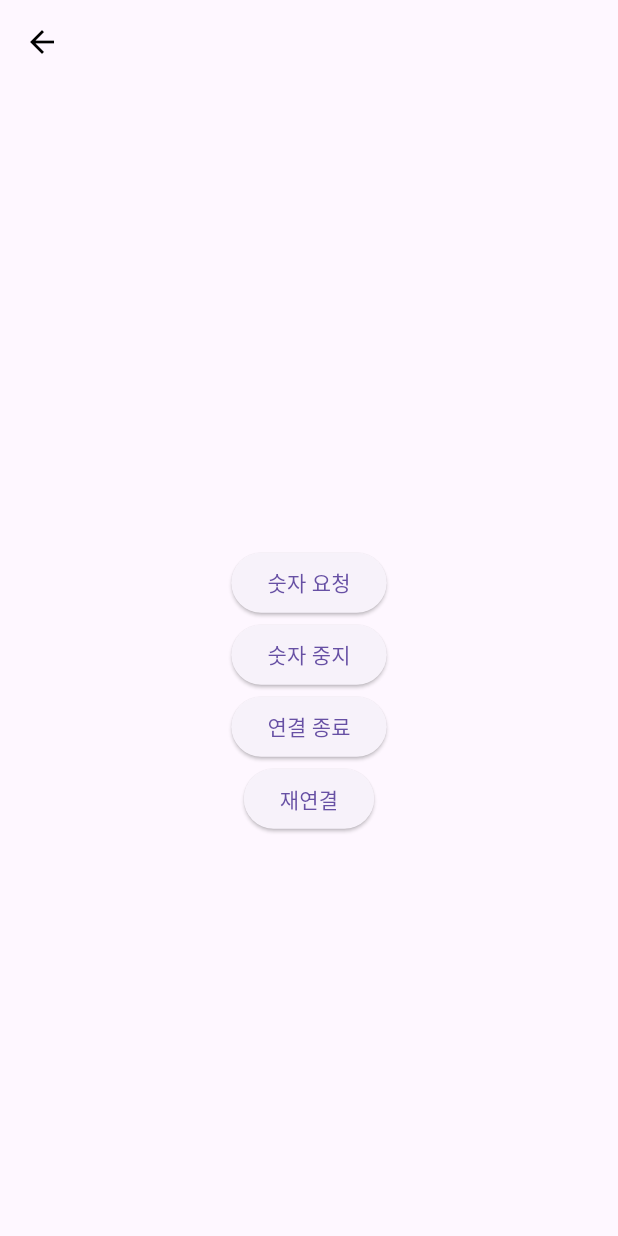
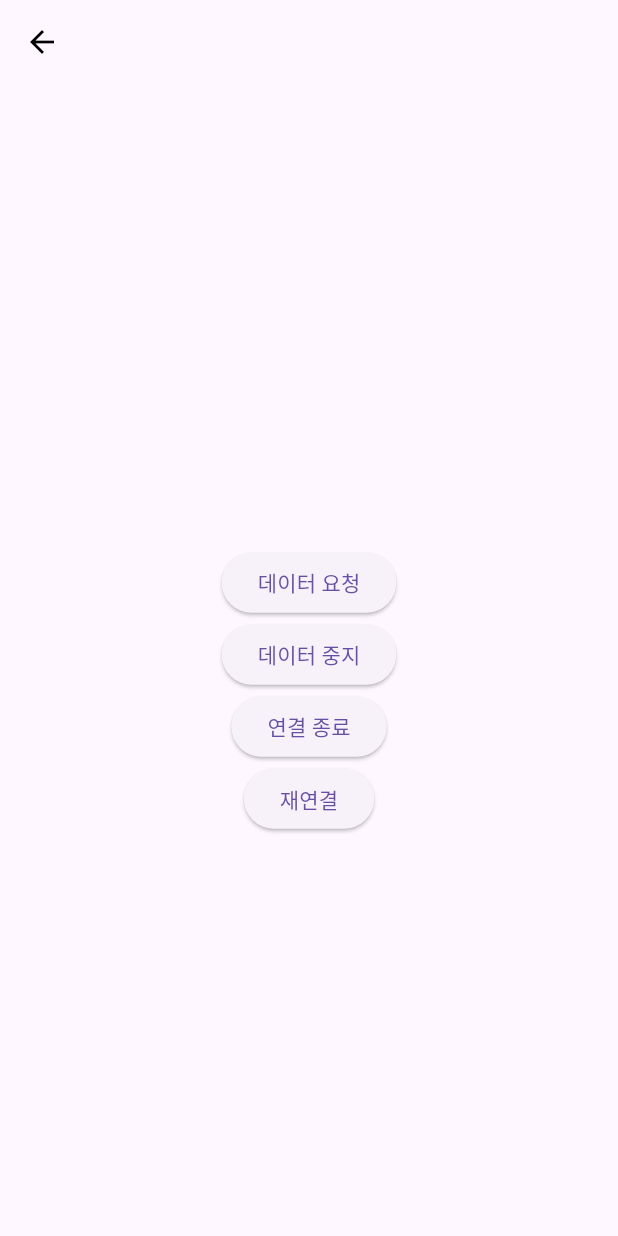
Before and after one commit to kwon0koang/test_flutter, a Flutter app: the TestTcpSocketPage screen opened by its route, after a tap on "재연결", on a phone screen of 412 x 824 dp. Run offline on Flutter 3.47's test engine with Material 3 defaults, Android fonts, the phone set to English and light mode, and no system bars; our stand-ins replace auto_route, cloud_firestore, dio, firebase_auth, firebase_core, flutter_svg and 10 more; missing offline and left inert: kakao_flutter_sdk_user; accounts and stored records are empty; generated files the repository leaves out were written again.

Commit message:
[kyk] tcp socket 수정

```diff
--- a/lib/src/pages/test_socket/test_tcpsocket_page.dart
+++ b/lib/src/pages/test_socket/test_tcpsocket_page.dart
@@ -23,7 +23,7 @@ class TestTcpSocketPage extends HookConsumerWidget {
                     .read(tcpSocketProvider.notifier)
                     .write(msg: 'request_fast_number');
               },
-              child: const Text('숫자 요청'),
+              child: const Text('데이터 요청'),
             ),
             ElevatedButton(
               onPressed: () {
@@ -31,7 +31,7 @@ class TestTcpSocketPage extends HookConsumerWidget {
                     .read(tcpSocketProvider.notifier)
                     .write(msg: 'cancel_fast_number');
               },
-              child: const Text('숫자 중지'),
+              child: const Text('데이터 중지'),
             ),
             ElevatedButton(
               onPressed: () {
--- a/lib/src/pages/test_socket/test_tcpsocket_providers.dart
+++ b/lib/src/pages/test_socket/test_tcpsocket_providers.dart
@@ -43,7 +43,7 @@ class TcpSocket extends _$TcpSocket {
     return socket;
   }
 
-  Future<void> reconnect() async {
+  reconnect() async {
     state = await AsyncValue.guard(
       () => _getSocket(url: url),
     );
```
